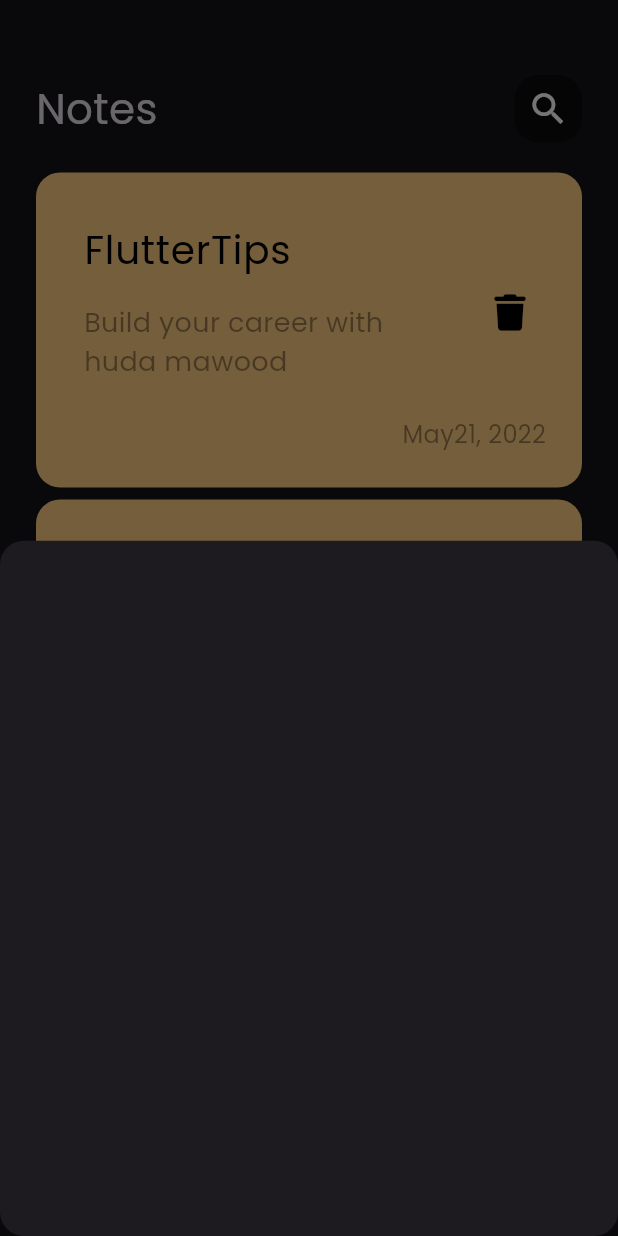
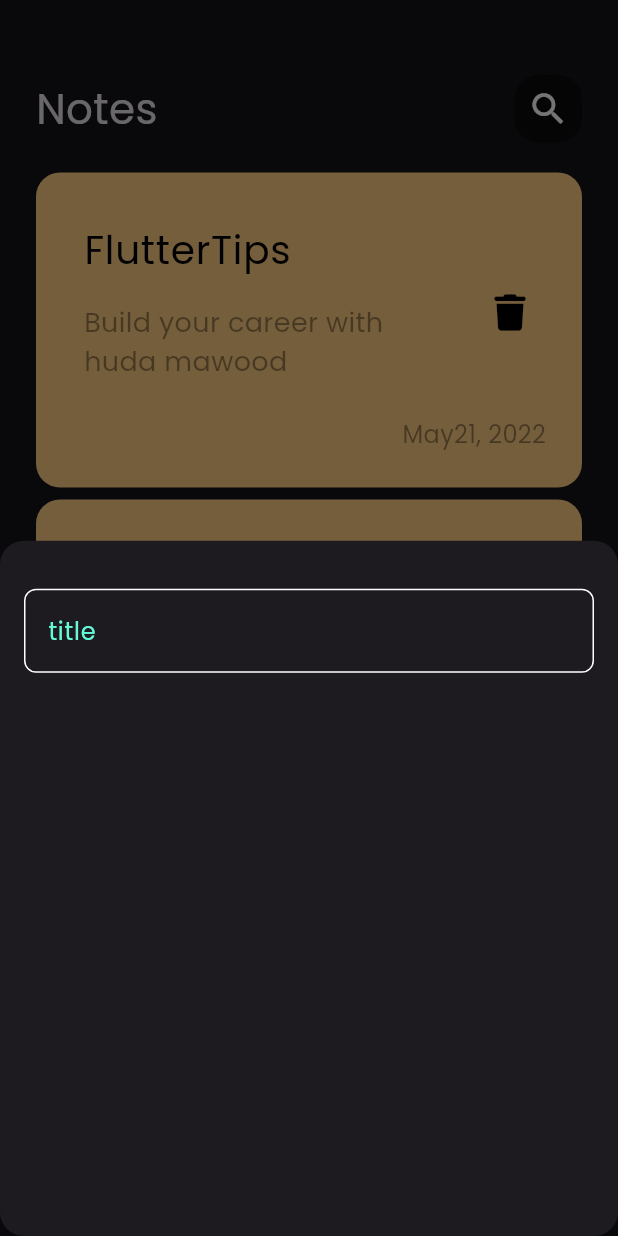
Before and after one commit to Huda-Mawood/notes_app, a Flutter app: the screen it shows after launch, after a tap on the "add" icon, on a phone screen of 412 x 824 dp. Run offline on Flutter 3.47's test engine with Material 3 defaults, Android fonts, the phone set to English and light mode, and no system bars; our stand-ins replace font_awesome_flutter; project files that could hold a hidden picture were left out.

Commit message:
create custom text field

```diff
--- /dev/null
+++ b/lib/constants.dart
@@ -0,0 +1,3 @@
+import 'dart:ui';
+
+const kPrimaryColor = const Color(0xff62FCD7);
--- a/lib/views/widgets/add_note_bottom_sheet.dart
+++ b/lib/views/widgets/add_note_bottom_sheet.dart
@@ -1,10 +1,21 @@
 import 'package:flutter/material.dart';
+import 'package:notes_app/views/widgets/custom_text_field.dart';
 
 class AddNoteButtomModelSheet extends StatelessWidget {
   const AddNoteButtomModelSheet({super.key});
 
   @override
   Widget build(BuildContext context) {
-    return Container();
+    return Padding(
+      padding: const EdgeInsets.symmetric(horizontal: 16),
+      child: Column(
+        children: [
+          SizedBox(
+            height: 32,
+          ),
+          CustomTextField(),
+        ],
+      ),
+    );
   }
 }
--- /dev/null
+++ b/lib/views/widgets/custom_text_field.dart
@@ -0,0 +1,26 @@
+import 'package:flutter/material.dart';
+import 'package:notes_app/constants.dart';
+
+class CustomTextField extends StatelessWidget {
+  const CustomTextField({super.key});
+
+  @override
+  Widget build(BuildContext context) {
+    return TextField(
+      cursorColor: kPrimaryColor,
+      decoration: InputDecoration(
+        hintText: 'title',
+        hintStyle: const TextStyle(color: kPrimaryColor),
+        border: buildBorder(),
+        enabledBorder: buildBorder(),
+        focusedBorder: buildBorder(kPrimaryColor),
+      ),
+    );
+  }
+
+  OutlineInputBorder buildBorder([color]) {
+    return OutlineInputBorder(
+        borderRadius: BorderRadius.circular(8),
+        borderSide: BorderSide(color: color ?? Colors.white));
+  }
+}
```
